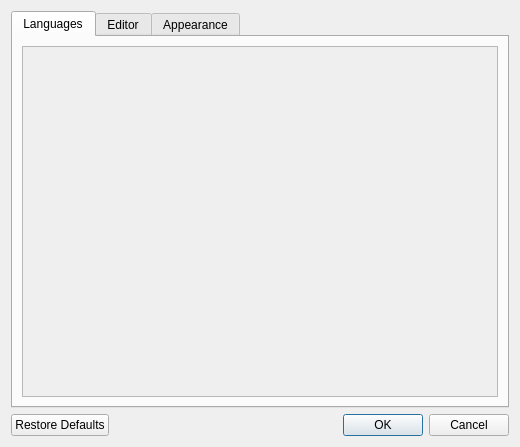
This is src/propelleride/forms/preferences.ui in parallaxinc/PropellerIDE as Qt 5 draws it before an edit. The edited form follows.
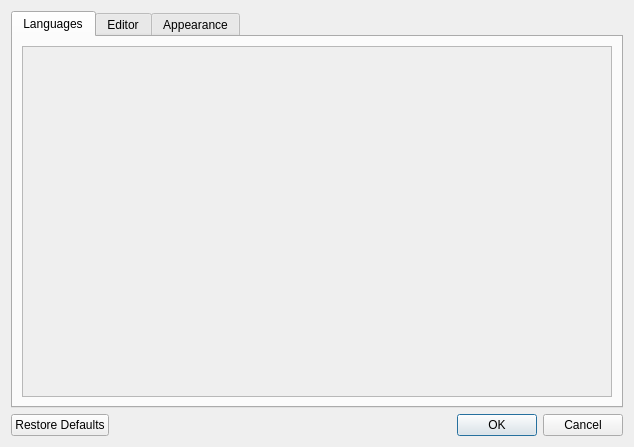
This is the edited form. Icons and pictures are not drawn. Custom widgets are drawn as their Qt base class.

Patch:
```diff
--- a/src/propelleride/forms/preferences.ui
+++ b/src/propelleride/forms/preferences.ui
@@ -6,7 +6,7 @@
    <rect>
     <x>0</x>
     <y>0</y>
-    <width>520</width>
+    <width>634</width>
     <height>447</height>
    </rect>
   </property>
@@ -44,7 +44,7 @@
            <rect>
             <x>0</x>
             <y>0</y>
-            <width>478</width>
+            <width>592</width>
             <height>342</height>
            </rect>
           </property>
```
